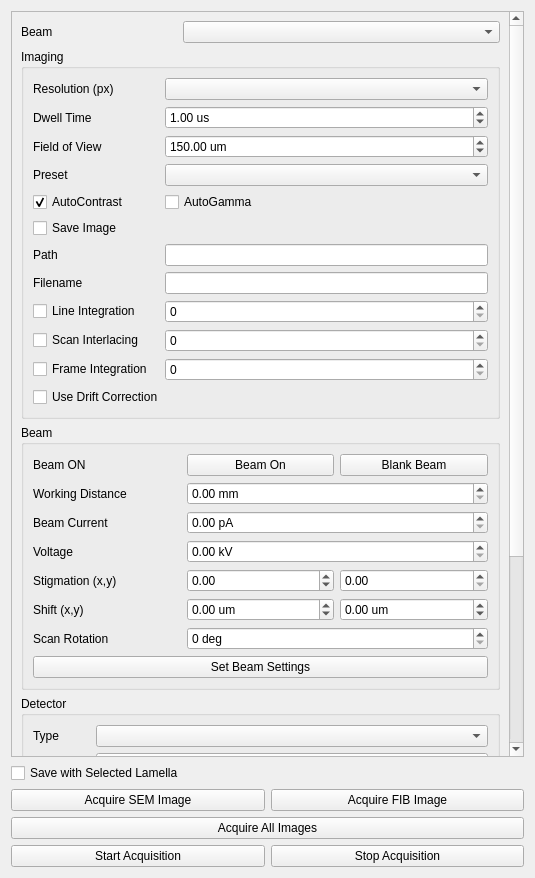
Qt form fibsem/ui/qtdesigner_files/ImageSettingsWidget.ui (fibsem-os/fibsem-os) before a commit.
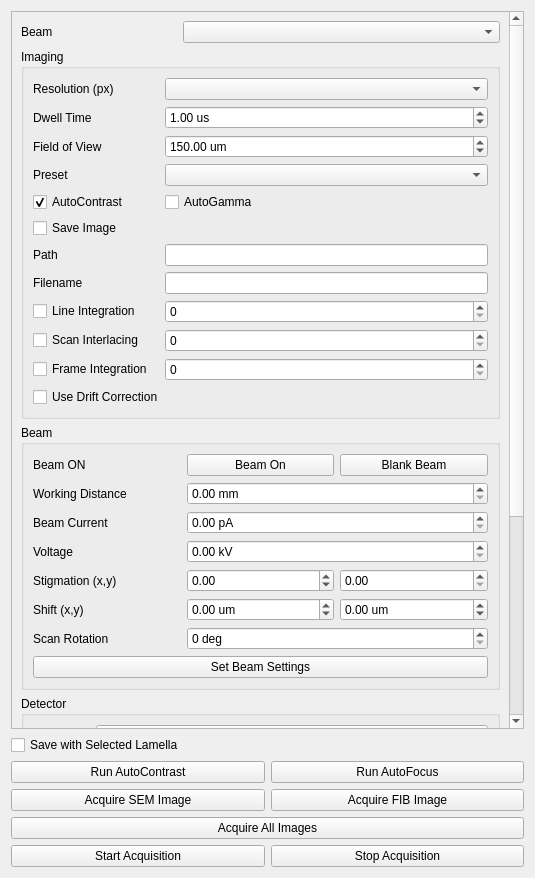
The same form after that commit.

Commit message: [feat] add autocontrast, autofocus controls to gui

```diff
--- a/fibsem/ui/qtdesigner_files/ImageSettingsWidget.ui
+++ b/fibsem/ui/qtdesigner_files/ImageSettingsWidget.ui
@@ -596,6 +596,20 @@
      </property>
     </widget>
    </item>
+   <item row="3" column="0">
+    <widget class="QPushButton" name="pushButton_run_autocontrast">
+     <property name="text">
+      <string>Run AutoContrast</string>
+     </property>
+    </widget>
+   </item>
+   <item row="3" column="1">
+    <widget class="QPushButton" name="pushButton_run_autofocus">
+     <property name="text">
+      <string>Run AutoFocus</string>
+     </property>
+    </widget>
+   </item>
   </layout>
  </widget>
  <tabstops>
```
The commit also changes 2 other files.
